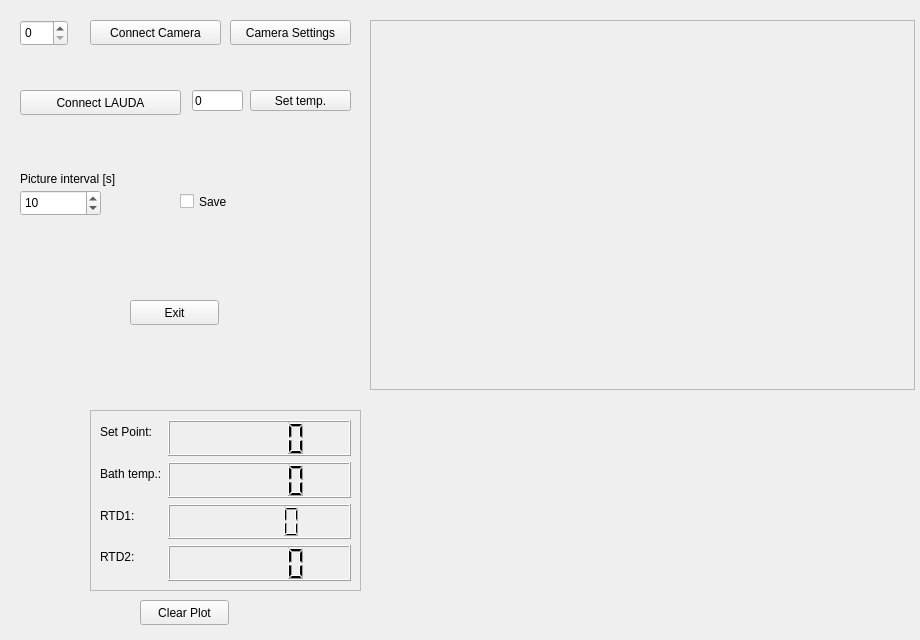
gfogwill/FrESH, file src/gui/experiment.ui: the form before one commit.
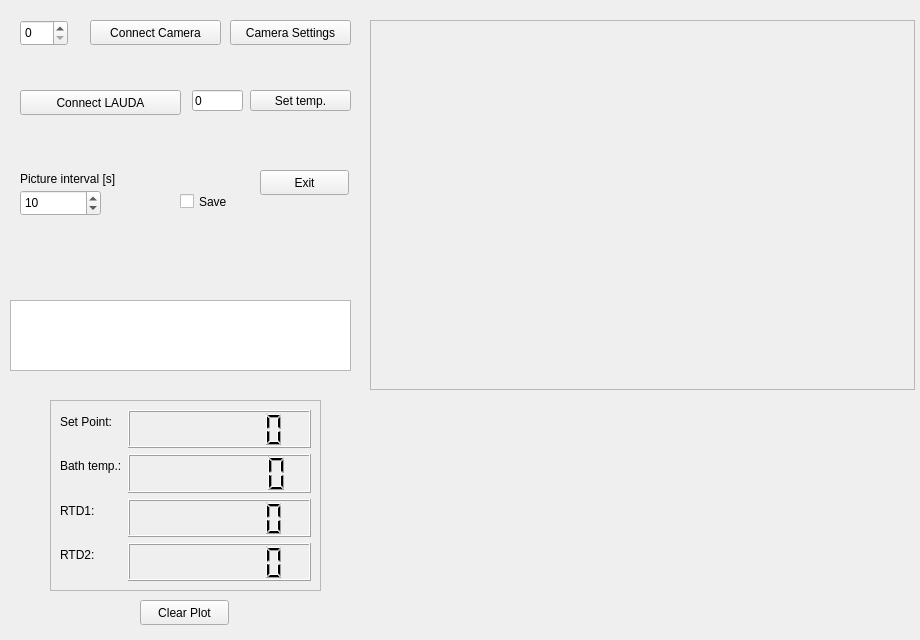
The form after the commit. Custom widgets are drawn as their Qt base class.

Commit message: style: change gui. display temps in dispaly

What changed in the file:
```diff
--- a/src/gui/experiment.ui
+++ b/src/gui/experiment.ui
@@ -59,8 +59,8 @@
    <widget class="QPushButton" name="exitButton">
     <property name="geometry">
      <rect>
-      <x>130</x>
-      <y>300</y>
+      <x>260</x>
+      <y>170</y>
       <width>89</width>
       <height>25</height>
      </rect>
@@ -208,10 +208,10 @@
    <widget class="QFrame" name="frame">
     <property name="geometry">
      <rect>
-      <x>90</x>
-      <y>410</y>
+      <x>50</x>
+      <y>400</y>
       <width>271</width>
-      <height>181</height>
+      <height>191</height>
      </rect>
     </property>
     <property name="frameShape">
@@ -226,7 +226,7 @@
        <x>10</x>
        <y>10</y>
        <width>251</width>
-       <height>161</height>
+       <height>171</height>
       </rect>
      </property>
      <layout class="QFormLayout" name="formLayout">
@@ -241,6 +241,12 @@
           <verstretch>0</verstretch>
          </sizepolicy>
         </property>
+        <property name="digitCount">
+         <number>7</number>
+        </property>
+        <property name="intValue" stdset="0">
+         <number>0</number>
+        </property>
        </widget>
       </item>
       <item row="1" column="1">
@@ -251,6 +257,9 @@
           <verstretch>0</verstretch>
          </sizepolicy>
         </property>
+        <property name="digitCount">
+         <number>7</number>
+        </property>
        </widget>
       </item>
       <item row="2" column="0">
@@ -268,6 +277,9 @@
           <verstretch>0</verstretch>
          </sizepolicy>
         </property>
+        <property name="digitCount">
+         <number>7</number>
+        </property>
        </widget>
       </item>
       <item row="3" column="0">
@@ -285,6 +297,9 @@
           <verstretch>0</verstretch>
          </sizepolicy>
         </property>
+        <property name="digitCount">
+         <number>7</number>
+        </property>
        </widget>
       </item>
       <item row="1" column="0">
@@ -304,6 +319,16 @@
      </layout>
     </widget>
    </widget>
+   <widget class="QPlainTextEdit" name="logTextEdit">
+    <property name="geometry">
+     <rect>
+      <x>10</x>
+      <y>300</y>
+      <width>341</width>
+      <height>71</height>
+     </rect>
+    </property>
+   </widget>
    <zorder>frameVideo</zorder>
    <zorder>graphWidget</zorder>
    <zorder>temp_set</zorder>
```
Left out of the diff: 1 changed line with no effect on the pictures. The commit also changes 2 other files.
